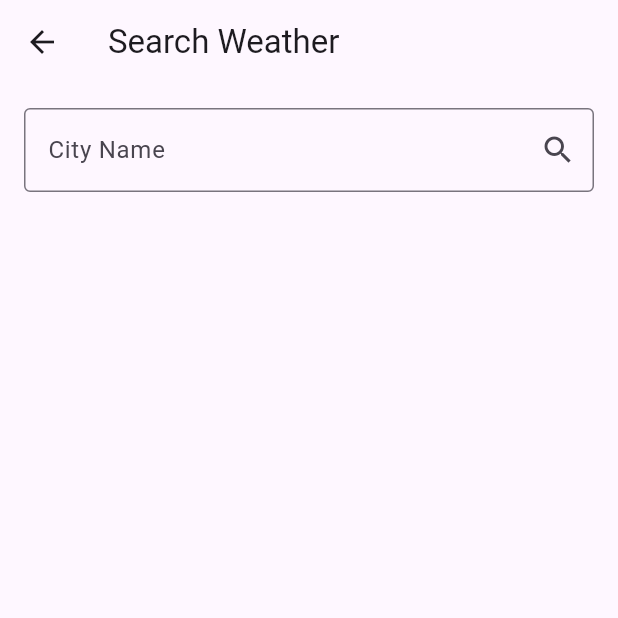
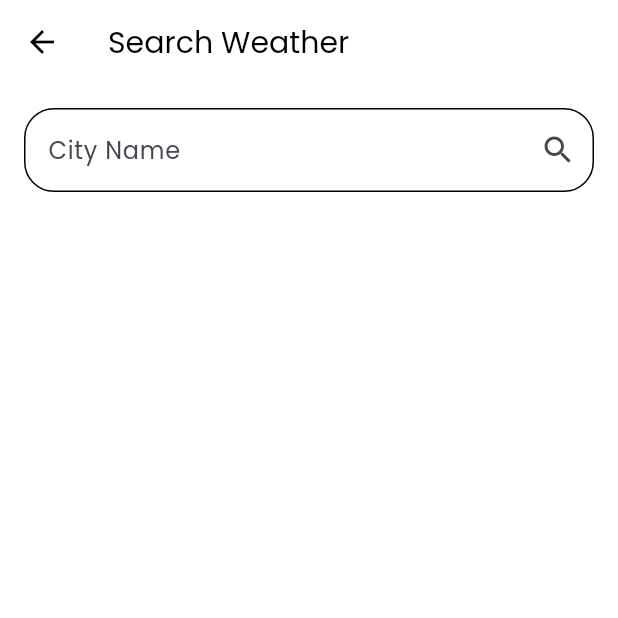
Before and after one commit to pradeepjayathilaka/WeatherApp, a Flutter app: the SearchWeatherPage screen opened directly, on a phone screen of 412 x 824 dp, the top half of it. Run offline on Flutter 3.47's test engine with Material 3 defaults, Android fonts, the phone set to English and light mode, and no system bars; our stand-ins replace flutter_dotenv, geocoding, geolocator, google_fonts, lottie, shared_preferences; accounts and stored records are empty.

Commit message:
Implement theme persistence and toggle functionality; add ThemeProvider and update main app structure

```diff
--- /dev/null
+++ b/lib/providers/theme_provider.dart
@@ -0,0 +1,37 @@
+import 'package:flutter/material.dart';
+import 'package:flutter/widgets.dart';
+import 'package:weatherapp/services/theme_persistance.dart';
+import 'package:weatherapp/utils/themes.dart';
+
+class ThemeProvider extends ChangeNotifier {
+  ThemeData _themeData = ThemesModeData().LightMode;
+
+  ThemeProvider() {
+    loadTheme();
+  }
+
+  final ThemePersistance _themePersistance = ThemePersistance();
+
+//getter
+  ThemeData get getTheme => _themeData;
+
+//setter
+  set setTheme(ThemeData theme) {
+    _themeData = theme;
+    notifyListeners();
+  }
+
+  //Load the thme from shared preferences
+  Future<void> loadTheme() async {
+    bool isDark = await _themePersistance.loadTheme();
+    setTheme = isDark ? ThemesModeData().darkMode : ThemesModeData().LightMode;
+  }
+
+  //toggle theme
+  Future<void> toggleTheme(bool isDark) async {
+    setTheme = isDark ? ThemesModeData().darkMode : ThemesModeData().LightMode;
+
+    await _themePersistance.storeTheme(isDark);
+    notifyListeners();
+  }
+}
--- /dev/null
+++ b/lib/utils/themes.dart
@@ -0,0 +1,80 @@
+import 'package:flutter/material.dart';
+import 'package:google_fonts/google_fonts.dart';
+
+class ThemesModeData {
+  //Light mode
+  final ThemeData LightMode = ThemeData(
+    brightness: Brightness.light,
+    fontFamily: GoogleFonts.poppins().fontFamily,
+    primarySwatch: Colors.blue,
+    appBarTheme: AppBarTheme(
+      backgroundColor: Colors.white,
+      titleTextStyle: TextStyle(
+        color: Colors.black,
+        fontFamily: GoogleFonts.poppins().fontFamily,
+        fontSize: 20,
+      ),
+      iconTheme: const IconThemeData(color: Colors.black),
+    ),
+    inputDecorationTheme: InputDecorationTheme(
+      border: OutlineInputBorder(
+        borderRadius: BorderRadius.circular(20),
+        borderSide: BorderSide(
+          color: Colors.black,
+        ),
+      ),
+      focusedBorder: OutlineInputBorder(
+        borderRadius: BorderRadius.circular(20),
+        borderSide: BorderSide(
+          color: Colors.black,
+        ),
+      ),
+      enabledBorder: OutlineInputBorder(
+        borderRadius: BorderRadius.circular(20),
+        borderSide: BorderSide(
+          color: Colors.black,
+        ),
+      ),
+    ),
+    scaffoldBackgroundColor: Colors.white,
+  );
+
+  //Dark mode
+  final ThemeData darkMode = ThemeData(
+    brightness: Brightness.dark,
+    fontFamily: GoogleFonts.poppins().fontFamily,
+    primarySwatch: Colors.blue,
+    appBarTheme: AppBarTheme(
+      backgroundColor: Color.fromARGB(255, 21, 21, 21),
+      titleTextStyle: TextStyle(
+        color: Colors.white,
+        fontFamily: GoogleFonts.poppins().fontFamily,
+        fontSize: 20,
+      ),
+      iconTheme: const IconThemeData(
+        color: Colors.white,
+      ),
+    ),
+    inputDecorationTheme: InputDecorationTheme(
+      border: OutlineInputBorder(
+        borderRadius: BorderRadius.circular(20),
+        borderSide: BorderSide(
+          color: Colors.white,
+        ),
+      ),
+      focusedBorder: OutlineInputBorder(
+        borderRadius: BorderRadius.circular(20),
+        borderSide: BorderSide(
+          color: Colors.white,
+        ),
+      ),
+      enabledBorder: OutlineInputBorder(
+        borderRadius: BorderRadius.circular(20),
+        borderSide: BorderSide(
+          color: Colors.white,
+        ),
+      ),
+    ),
+    scaffoldBackgroundColor: Color.fromARGB(255, 21, 21, 21),
+  );
+}
```
Also changed, not shown: lib/main.dart (+6 -4 lines), lib/pages/home_page.dart (+12 -2 lines), lib/services/theme_persistance.dart (added, +18 -0 lines), 4 other files.
